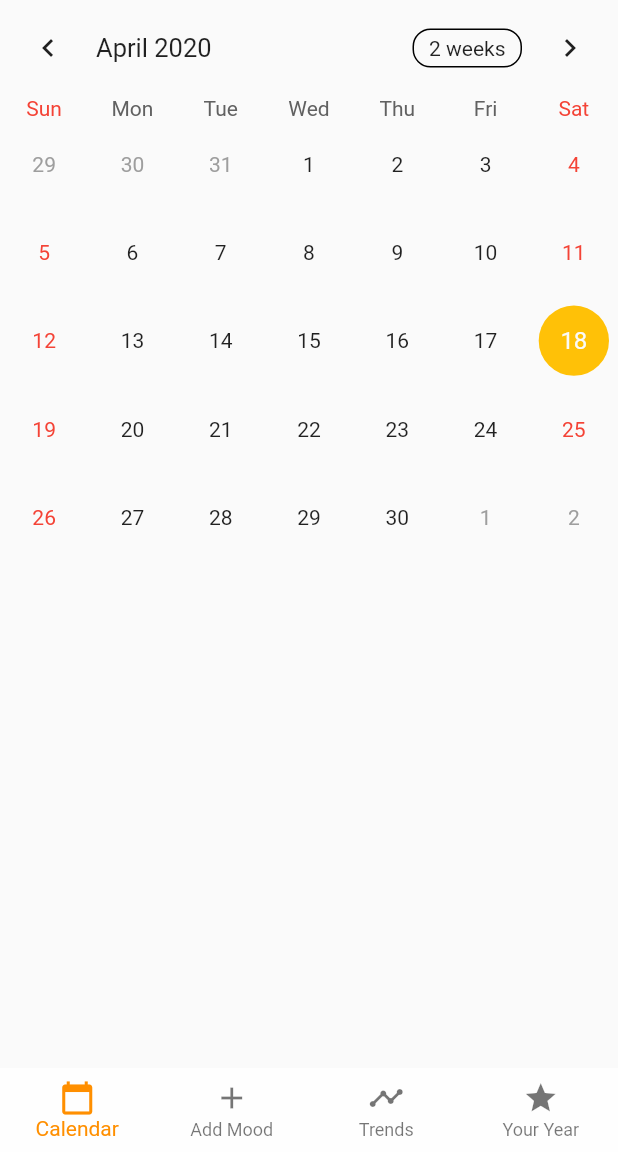
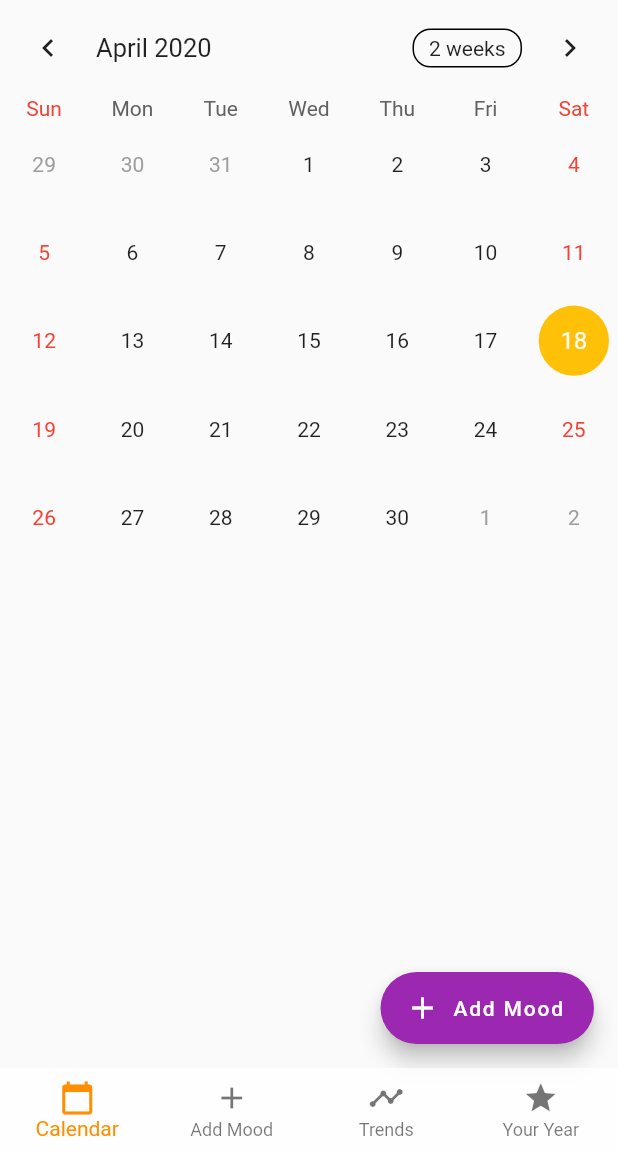
Before and after one commit to Jgrt04/VisiMood, a Flutter app: the screen it shows after launch, on a phone screen of 412 x 824 dp, the part 84-1236 px from its top. Run offline on Flutter 3.47's test engine with Material 2 defaults, Android fonts, the phone set to English and light mode, and no system bars; drawn by our look-alikes of table_calendar; our stand-ins replace flutter_datetime_picker, shared_preferences.

Commit message:
Added AddMood button to calendar state

```diff
--- a/lib/calendar.dart
+++ b/lib/calendar.dart
@@ -1,11 +1,13 @@
+import 'dart:convert';
+
 import 'package:flutter/material.dart';
 import 'package:table_calendar/table_calendar.dart';
-//import './addMood.dart';
+import 'package:shared_preferences/shared_preferences.dart';
+import './addMood.dart';
 
-class CalendarPage extends StatefulWidget{
-
+class CalendarPage extends StatefulWidget {
   DateTime datePicked;
-  CalendarPage({Key key, @required this.datePicked}) : super(key : key);
+  CalendarPage({Key key, @required this.datePicked}) : super(key: key);
 
   @override
   CalendarState createState() => CalendarState(datePicked);
@@ -14,14 +16,45 @@ class CalendarPage extends StatefulWidget{
 class CalendarState extends State<CalendarPage> {
   CalendarController _controller;
   DateTime datePicked;
+  Map<DateTime, List<dynamic>> _events;
+  List<dynamic> _selectedEvents;
+  TextEditingController _eventController;
+  SharedPreferences prefs;
+
   CalendarState(this.datePicked);
 
   @override
   void initState() {
-    // TODO: implement initState
     super.initState();
-    _controller = CalendarController(
-    );
+    _controller = CalendarController();
+    _eventController = TextEditingController();
+    _events = {};
+    _selectedEvents = [];
+    initPrefs();
+  }
+
+  initPrefs() async {
+    prefs = await SharedPreferences.getInstance();
+    setState(() {
+      _events = Map<DateTime, List<dynamic>>.from(
+          decodeMap(json.decode(prefs.getString("events") ?? "{}")));
+    });
+  }
+
+  Map<String, dynamic> encodeMap(Map<DateTime, dynamic> map) {
+    Map<String, dynamic> newMap = {};
+    map.forEach((key, value) {
+      newMap[key.toString()] = map[key];
+    });
+    return newMap;
+  }
+
+  Map<DateTime, dynamic> decodeMap(Map<String, dynamic> map) {
+    Map<DateTime, dynamic> newMap = {};
+    map.forEach((key, value) {
+      newMap[DateTime.parse(key)] = map[key];
+    });
+    return newMap;
   }
 
   @override
@@ -32,20 +65,65 @@ class CalendarState extends State<CalendarPage> {
           crossAxisAlignment: CrossAxisAlignment.start,
           children: <Widget>[
             TableCalendar(
+              events: _events,
               calendarStyle: CalendarStyle(
-                    todayColor: Colors.amber[800],
+                  todayColor: Colors.black12,
                   selectedColor: Colors.amber,
                   todayStyle: TextStyle(
-                      fontWeight: FontWeight.bold,
+                    fontWeight: FontWeight.normal,
                     fontSize: 18,
                     color: Colors.white,
                   )),
               calendarController: _controller,
+              onDaySelected: (date, events) {
+                setState(() {
+                  _selectedEvents = events;
+                });
+              },
             ),
-//              Text(this.datePicked.toString(),
-//              ),
+            ..._selectedEvents.map((event) => ListTile(
+                  title: Text(event),
+                )),
           ],
-          )),
+        ),
+      ),
+      floatingActionButton: FloatingActionButton.extended(
+        label: Text('Add Mood'),
+        icon: Icon(Icons.add),
+        onPressed: _showAddDialog,
+      ),
     );
   }
+
+  _showAddDialog() {
+    showDialog(
+        context: context,
+        builder: (context) => AlertDialog(
+              content: TextField(
+                controller: _eventController,
+              ),
+              actions: <Widget>[
+                FlatButton(
+                  child: Text("Save"),
+                  onPressed: () {
+                    if (_eventController.text.isEmpty) return;
+                    setState(() {
+                      if (_events[_controller.selectedDay] != null) {
+                        _events[_controller.selectedDay]
+                            .add(_eventController.text);
+                      } else {
+                        _events[_controller.selectedDay] = [
+                          _eventController.text
+                        ];
                       }
+                      prefs.setString(
+                          "events", json.encode(encodeMap(_events)));
+                      _eventController.clear();
+                      Navigator.pop(context);
+                    });
+                  },
+                )
+              ],
+            ));
+  }
+}
--- a/pubspec.yaml
+++ b/pubspec.yaml
@@ -25,6 +25,7 @@ dependencies:
   cupertino_icons: ^0.1.2
   table_calendar: ^2.2.3
   flutter_datetime_picker: ^1.3.5
+  shared_preferences: ^0.5.6+3
 
 flutter_icons:
   android: "launcher_icon"
```
Also changed, not shown: pubspec.lock, 1 other file. Lines whose indentation alone changed are shown as unchanged.
